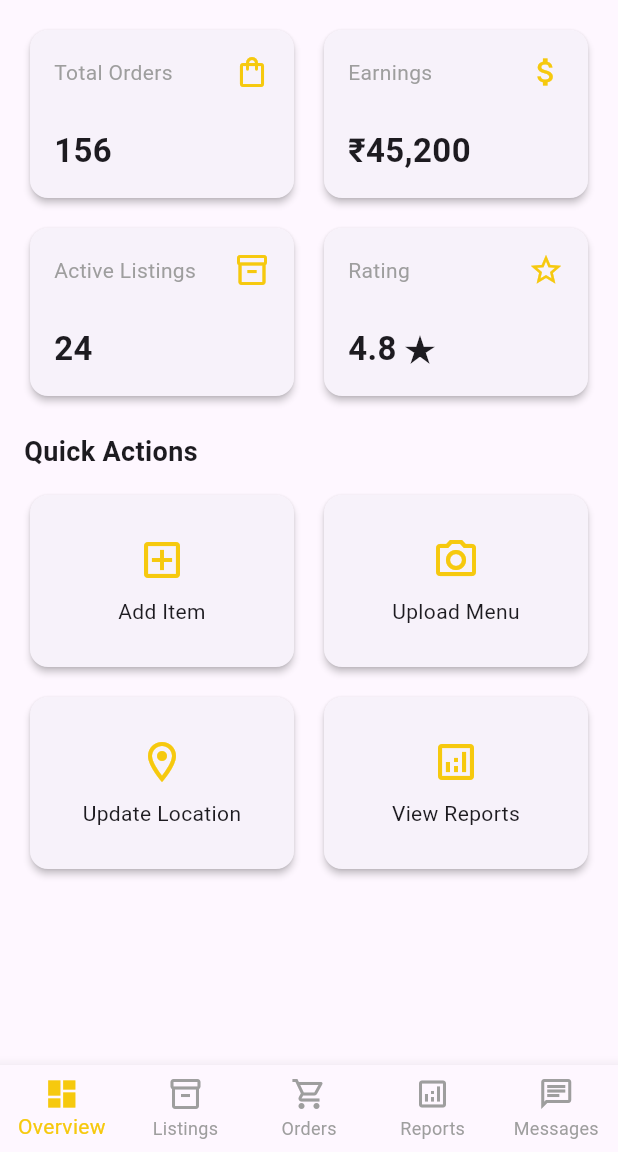
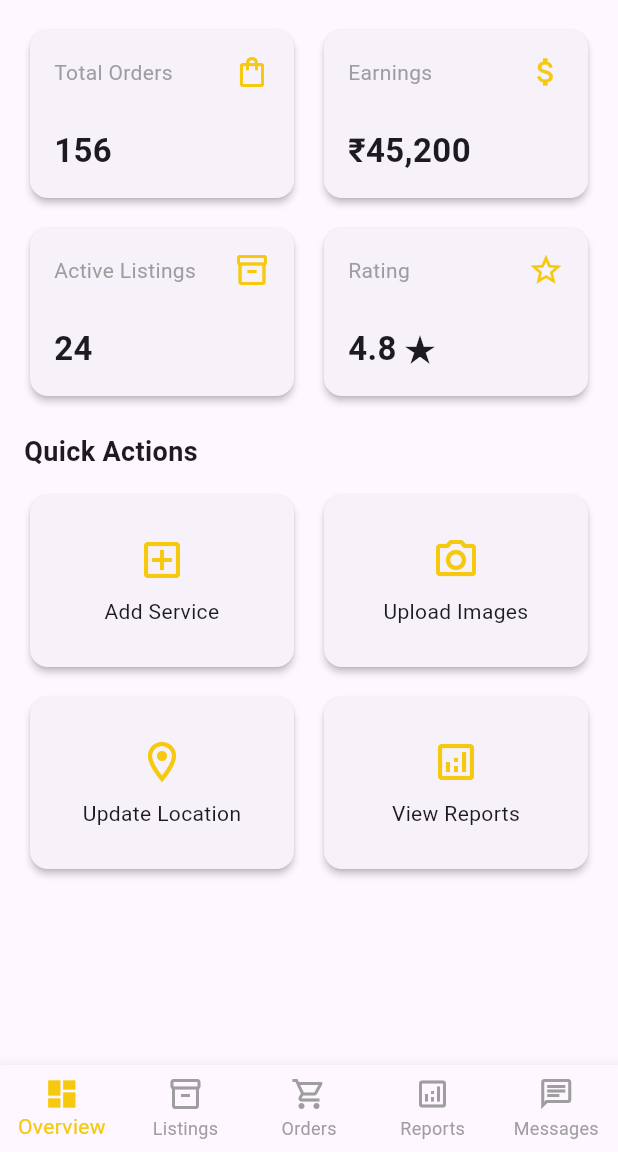
Before and after one commit to sparth292/loca-buzz, a Flutter app: the ServiceProviderDashboard screen opened directly, on a phone screen of 412 x 824 dp, the part 84-1236 px from its top. Run offline on Flutter 3.47's test engine with Material 3 defaults, Android fonts, the phone set to English and light mode, and no system bars; our stand-ins replace flutter_svg, geolocator, google_fonts, iconsax, shared_preferences, smooth_page_indicator and 1 more; accounts and stored records are empty.

Commit message:
Service providers dashboard updates

```diff
--- a/lib/business_service_provider_dashboard/service_provider_dashboard.dart
+++ b/lib/business_service_provider_dashboard/service_provider_dashboard.dart
@@ -198,8 +198,8 @@ class DashboardOverviewTab extends StatelessWidget {
             mainAxisSpacing: 12,
             childAspectRatio: 1.5,
             children: [
-              _ActionButton(icon: Icons.add_box_outlined, label: 'Add Item', onTap: () {}),
-              _ActionButton(icon: Icons.photo_camera_outlined, label: 'Upload Menu', onTap: () {}),
+              _ActionButton(icon: Icons.add_box_outlined, label: 'Add Service', onTap: () {}),
+              _ActionButton(icon: Icons.photo_camera_outlined, label: 'Upload Images', onTap: () {}),
               _ActionButton(icon: Icons.location_on_outlined, label: 'Update Location', onTap: () {}),
               _ActionButton(icon: Icons.analytics_outlined, label: 'View Reports', onTap: () {}),
             ],
--- a/lib/screens/sign_up_screen.dart
+++ b/lib/screens/sign_up_screen.dart
@@ -313,7 +313,6 @@ class _SignupPageState extends State<SignupPage> {
                 ),
               ),
               const SizedBox(height: 8),
-
               // Already have account
               Row(
                 mainAxisAlignment: MainAxisAlignment.center,
```
